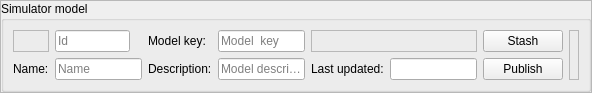
This is src/blackgui/editors/modelmappingform.ui in swift-project/pilotclient as Qt 5 draws it before an edit. The edited form follows.
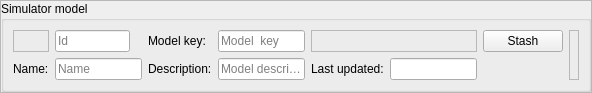
This is the edited form. Custom widgets are drawn as their Qt base class.

Commit message: refs #526, forms * fixed read only * in read only mode no warnings (then we just do mapping and warnings do not help)

Diff of the .ui file:
```diff
--- a/src/blackgui/editors/modelmappingform.ui
+++ b/src/blackgui/editors/modelmappingform.ui
@@ -78,13 +78,6 @@
         </property>
        </widget>
       </item>
-      <item row="1" column="6">
-       <widget class="QPushButton" name="pb_Publish">
-        <property name="text">
-         <string>Publish</string>
-        </property>
-       </widget>
-      </item>
       <item row="1" column="3">
        <widget class="QLineEdit" name="le_Description">
         <property name="placeholderText">
```
Left out of the diff: 1 changed line with no effect on the pictures. The commit also changes 7 other files.
